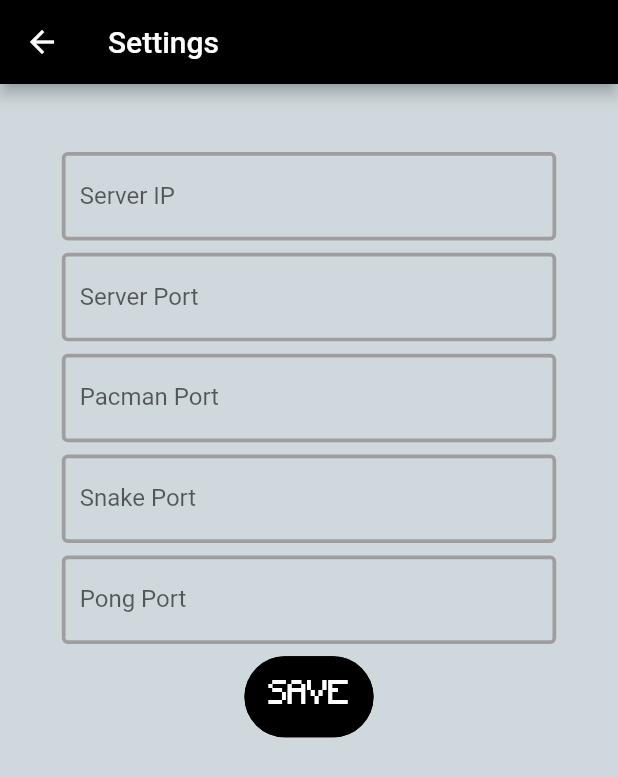
After one commit to LiquidGalaxyLAB/asteroids-lg-retro-gaming, a Flutter app: the screen it shows after launch, after a tap on the "settings" icon, on a phone screen of 412 x 824 dp. The commit adds this screen. Shown: the top 777 px of the screen. Run offline on Flutter 3.47's test engine with Material 2 defaults, Android fonts, the light colour scheme and no system bars; our stand-ins replace carousel_slider, flutter_dotenv, get_storage, socket_io_client, webview_flutter; network calls fail.

Commit message:
added settings screen

```diff
--- a/lib/main.dart
+++ b/lib/main.dart
@@ -1,9 +1,12 @@
 import 'package:flutter/material.dart';
 import 'package:lg_retro_gaming/screens/Controller.dart';
 import 'package:lg_retro_gaming/screens/Home.dart';
+import 'package:lg_retro_gaming/screens/Settings.dart';
 import 'package:lg_retro_gaming/screens/WebController.dart';
+import 'package:get_storage/get_storage.dart';
 
-void main() {
+void main() async {
+  await GetStorage.init();
   runApp(MyApp());
 }
 
@@ -11,12 +14,14 @@ class MyApp extends StatelessWidget {
   @override
   Widget build(BuildContext context) {
     return MaterialApp(
+      debugShowCheckedModeBanner: false,
       title: 'Login App',
       initialRoute: '/',
       routes: {
         '/': (context) => Home(),
         '/controller': (context) => Controller(),
-        '/webcontroller': (context) => WebController()
+        '/webcontroller': (context) => WebController(),
+        '/settings': (context) => Settings(),
       },
     );
   }
--- a/lib/screens/Home.dart
+++ b/lib/screens/Home.dart
@@ -52,6 +52,7 @@ class _HomeState extends State<Home> {
 
     return SafeArea(
       child: Scaffold(
+        resizeToAvoidBottomInset: false,
         backgroundColor: Colors.blueGrey.shade100,
         body: OrientationBuilder(
           builder: (BuildContext context, Orientation orientation) {
@@ -68,7 +69,22 @@ class _HomeState extends State<Home> {
   // "screenSize" is used to calculate widgets sizes based on screen size
   // "context" is used for pushing Navigator
   Widget portraiMode(Size screenSize, BuildContext context) {
-    return Column(
+    return Stack(
+      children: [
+        Positioned(
+          top: screenSize.height * 0.01,
+          right: screenSize.height * 0.01,
+          child: GestureDetector(
+            onTap: () {
+              Navigator.pushNamed(context, '/settings');
+            },
+            child: Icon(
+              Icons.settings,
+              size: screenSize.height * 0.05,
+            ),
+          ),
+        ),
+        Column(
           mainAxisAlignment: MainAxisAlignment.center,
           children: [
             Padding(
@@ -148,8 +164,10 @@ class _HomeState extends State<Home> {
                     ),
                   ),
                   style: ButtonStyle(
-                foregroundColor: MaterialStateProperty.all<Color>(Colors.white),
-                backgroundColor: MaterialStateProperty.all<Color>(Colors.black),
+                    foregroundColor:
+                        MaterialStateProperty.all<Color>(Colors.white),
+                    backgroundColor:
+                        MaterialStateProperty.all<Color>(Colors.black),
                     shape: MaterialStateProperty.all<RoundedRectangleBorder>(
                       RoundedRectangleBorder(
                         borderRadius:
@@ -162,6 +180,8 @@ class _HomeState extends State<Home> {
               ),
             ),
           ],
+        ),
+      ],
     );
   }
 
@@ -169,7 +189,22 @@ class _HomeState extends State<Home> {
   // "screenSize" is used to calculate widgets sizes based on screen size
   // "context" is used for pushing Navigator
   Widget landscapeMode(Size screenSize, BuildContext context) {
-    return Column(
+    return Stack(
+      children: [
+        Positioned(
+          top: screenSize.height * 0.01,
+          right: screenSize.height * 0.01,
+          child: GestureDetector(
+            onTap: () {
+              Navigator.pushNamed(context, '/settings');
+            },
+            child: Icon(
+              Icons.settings,
+              size: screenSize.height * 0.08,
+            ),
+          ),
+        ),
+        Column(
           mainAxisAlignment: MainAxisAlignment.spaceAround,
           children: [
             Text(
@@ -244,16 +279,21 @@ class _HomeState extends State<Home> {
                   ),
                 ),
                 style: ButtonStyle(
-              foregroundColor: MaterialStateProperty.all<Color>(Colors.white),
-              backgroundColor: MaterialStateProperty.all<Color>(Colors.black),
+                  foregroundColor:
+                      MaterialStateProperty.all<Color>(Colors.white),
+                  backgroundColor:
+                      MaterialStateProperty.all<Color>(Colors.black),
                   shape: MaterialStateProperty.all<RoundedRectangleBorder>(
                     RoundedRectangleBorder(
-                  borderRadius: BorderRadius.circular(screenSize.height * 0.1),
+                      borderRadius:
+                          BorderRadius.circular(screenSize.height * 0.1),
                       side: BorderSide(color: Colors.black),
                     ),
                   ),
                 ),
               ),
+            ),
+          ],
         ),
       ],
     );
--- /dev/null
+++ b/lib/screens/Settings.dart
@@ -0,0 +1,453 @@
+import 'package:flutter/material.dart';
+import 'package:get_storage/get_storage.dart';
+
+final store = GetStorage();
+
+class Settings extends StatefulWidget {
+  @override
+  _SettingsState createState() => _SettingsState();
+}
+
+class _SettingsState extends State<Settings> {
+  final formKey = GlobalKey<FormState>();
+  final String? serverIp = store.read('serverIp');
+  final String? serverPort = store.read('serverPort');
+  final String? pacmanPort = store.read('pacmanPort');
+  final String? snakePort = store.read('snakePort');
+  final String? pongPort = store.read('pongPort');
+
+  @override
+  Widget build(BuildContext context) {
+    Size screenSize = MediaQuery.of(context).size;
+
+    return SafeArea(
+      child: Scaffold(
+        resizeToAvoidBottomInset: false,
+        appBar: AppBar(
+          title: Text('Settings'),
+          backgroundColor: Colors.black,
+        ),
+        backgroundColor: Colors.blueGrey.shade100,
+        body: OrientationBuilder(
+          builder: (BuildContext context, Orientation orientation) {
+            return orientation == Orientation.portrait
+                ? portraiMode(screenSize, context)
+                : landscapeMode(screenSize, context);
+          },
+        ),
+      ),
+    );
+  }
+
+  // Layout for portrait mode
+  // "screenSize" is used to calculate widgets sizes based on screen size
+  // "context" is used for pushing Navigator
+  Widget portraiMode(Size screenSize, BuildContext context) {
+    return Container(
+      color: Colors.blueGrey.shade100,
+      child: Center(
+        child: Form(
+          key: formKey,
+          child: Padding(
+            padding: EdgeInsets.all(screenSize.width * 0.1),
+            child: Column(
+              children: [
+                Padding(
+                  padding:
+                      EdgeInsets.symmetric(vertical: screenSize.width * 0.01),
+                  child: TextFormField(
+                    initialValue: serverIp,
+                    decoration: InputDecoration(
+                      labelText: 'Server IP',
+                      errorBorder: OutlineInputBorder(
+                          borderSide: BorderSide(
+                        color: Colors.red,
+                        width: screenSize.height * 0.003,
+                      )),
+                      focusedBorder: OutlineInputBorder(
+                        borderSide: BorderSide(
+                          color: Colors.blue,
+                          width: screenSize.height * 0.003,
+                        ),
+                      ),
+                      enabledBorder: OutlineInputBorder(
+                        borderSide: BorderSide(
+                          color: Colors.grey,
+                          width: screenSize.height * 0.003,
+                        ),
+                      ),
+                    ),
+                    onSaved: (input) => store.write('serverIp', input),
+                    validator: (input) =>
+                        input?.length == 0 ? 'Server ip is required' : null,
+                  ),
+                ),
+                Padding(
+                  padding:
+                      EdgeInsets.symmetric(vertical: screenSize.width * 0.01),
+                  child: TextFormField(
+                    initialValue: serverPort,
+                    decoration: InputDecoration(
+                      errorBorder: OutlineInputBorder(
+                          borderSide: BorderSide(
+                        color: Colors.red,
+                        width: screenSize.height * 0.003,
+                      )),
+                      labelText: 'Server Port',
+                      focusedBorder: OutlineInputBorder(
+                        borderSide: BorderSide(
+                          color: Colors.blue,
+                          width: screenSize.height * 0.003,
+                        ),
+                      ),
+                      enabledBorder: OutlineInputBorder(
+                        borderSide: BorderSide(
+                          color: Colors.grey,
+                          width: screenSize.height * 0.003,
+                        ),
+                      ),
+                    ),
+                    onSaved: (input) => store.write('serverPort', input),
+                    validator: (input) =>
+                        input?.length == 0 ? 'Server port is required' : null,
+                  ),
+                ),
+                Padding(
+                  padding:
+                      EdgeInsets.symmetric(vertical: screenSize.width * 0.01),
+                  child: TextFormField(
+                    initialValue: pacmanPort,
+                    decoration: InputDecoration(
+                      errorBorder: OutlineInputBorder(
+                          borderSide: BorderSide(
+                        color: Colors.red,
+                        width: screenSize.height * 0.003,
+                      )),
+                      labelText: 'Pacman Port',
+                      focusedBorder: OutlineInputBorder(
+                        borderSide: BorderSide(
+                          color: Colors.blue,
+                          width: screenSize.height * 0.003,
+                        ),
+                      ),
+                      enabledBorder: OutlineInputBorder(
+                        borderSide: BorderSide(
+                          color: Colors.grey,
+                          width: screenSize.height * 0.003,
+                        ),
+                      ),
+                    ),
+                    onSaved: (input) => store.write('pacmanPort', input),
+                    validator: (input) =>
+                        input?.length == 0 ? 'Pacman port is required' : null,
+                  ),
+                ),
+                Padding(
+                  padding:
+                      EdgeInsets.symmetric(vertical: screenSize.width * 0.01),
+                  child: TextFormField(
+                    initialValue: snakePort,
+                    decoration: InputDecoration(
+                      errorBorder: OutlineInputBorder(
+                          borderSide: BorderSide(
+                        color: Colors.red,
+                        width: screenSize.height * 0.003,
+                      )),
+                      labelText: 'Snake Port',
+                      focusedBorder: OutlineInputBorder(
+                        borderSide: BorderSide(
+                          color: Colors.blue,
+                          width: screenSize.height * 0.003,
+                        ),
+                      ),
+                      enabledBorder: OutlineInputBorder(
+                        borderSide: BorderSide(
+                          color: Colors.grey,
+                          width: screenSize.height * 0.003,
+                        ),
+                      ),
+                    ),
+                    onSaved: (input) => store.write('snakePort', input),
+                    validator: (input) =>
+                        input?.length == 0 ? 'Snake port is required' : null,
+                  ),
+                ),
+                Padding(
+                  padding:
+                      EdgeInsets.symmetric(vertical: screenSize.width * 0.01),
+                  child: TextFormField(
+                    initialValue: pongPort,
+                    decoration: InputDecoration(
+                      errorBorder: OutlineInputBorder(
+                          borderSide: BorderSide(
+                        color: Colors.red,
+                        width: screenSize.height * 0.003,
+                      )),
+                      labelText: 'Pong Port',
+                      focusedBorder: OutlineInputBorder(
+                        borderSide: BorderSide(
+                          color: Colors.blue,
+                          width: screenSize.height * 0.003,
+                        ),
+                      ),
+                      enabledBorder: OutlineInputBorder(
+                        borderSide: BorderSide(
+                          color: Colors.grey,
+                          width: screenSize.height * 0.003,
+                        ),
+                      ),
+                    ),
+                    onSaved: (input) => store.write('pongPort', input),
+                    validator: (input) =>
+                        input?.length == 0 ? 'Pong port is required' : null,
+                  ),
+                ),
+                Padding(
+                  padding:
+                      EdgeInsets.symmetric(vertical: screenSize.width * 0.01),
+                  child: TextButton(
+                    onPressed: () => _save(context),
+                    child: Padding(
+                      padding: EdgeInsets.all(8.0),
+                      child: Text(
+                        "SAVE",
+                        style: TextStyle(
+                          fontFamily: 'RetroFont',
+                          fontSize: screenSize.height * 0.025,
+                        ),
+                      ),
+                    ),
+                    style: ButtonStyle(
+                      foregroundColor:
+                          MaterialStateProperty.all<Color>(Colors.white),
+                      backgroundColor:
+                          MaterialStateProperty.all<Color>(Colors.black),
+                      shape: MaterialStateProperty.all<RoundedRectangleBorder>(
+                        RoundedRectangleBorder(
+                          borderRadius:
+                              BorderRadius.circular(screenSize.height * 0.1),
+                          side: BorderSide(color: Colors.black),
+                        ),
+                      ),
+                    ),
+                  ),
+                ),
+              ],
+            ),
+          ),
+        ),
+      ),
+    );
+  }
+
+  // Layout for landscape mode
+  // "screenSize" is used to calculate widgets sizes based on screen size
+  // "context" is used for pushing Navigator
+  Widget landscapeMode(Size screenSize, BuildContext context) {
+    return SingleChildScrollView(
+      child: Container(
+        color: Colors.blueGrey.shade100,
+        child: Center(
+          child: Form(
+            key: formKey,
+            child: Padding(
+              padding: EdgeInsets.all(screenSize.height * 0.1),
+              child: Column(
+                children: [
+                  Padding(
+                    padding:
+                        EdgeInsets.symmetric(vertical: screenSize.width * 0.01),
+                    child: TextFormField(
+                      initialValue: serverIp,
+                      decoration: InputDecoration(
+                        errorBorder: OutlineInputBorder(
+                            borderSide: BorderSide(
+                          color: Colors.red,
+                          width: screenSize.height * 0.003,
+                        )),
+                        labelText: 'Server IP',
+                        focusedBorder: OutlineInputBorder(
+                          borderSide: BorderSide(
+                            color: Colors.blue,
+                            width: screenSize.height * 0.003,
+                          ),
+                        ),
+                        enabledBorder: OutlineInputBorder(
+                          borderSide: BorderSide(
+                            color: Colors.grey,
+                            width: screenSize.height * 0.003,
+                          ),
+                        ),
+                      ),
+                      onSaved: (input) => store.write('serverIp', input),
+                      validator: (input) =>
+                          input?.length == 0 ? 'Server ip is required' : null,
+                    ),
+                  ),
+                  Padding(
+                    padding:
+                        EdgeInsets.symmetric(vertical: screenSize.width * 0.01),
+                    child: TextFormField(
+                      initialValue: serverPort,
+                      decoration: InputDecoration(
+                        errorBorder: OutlineInputBorder(
+                            borderSide: BorderSide(
+                          color: Colors.red,
+                          width: screenSize.height * 0.003,
+                        )),
+                        labelText: 'Server Port',
+                        focusedBorder: OutlineInputBorder(
+                          borderSide: BorderSide(
+                            color: Colors.blue,
+                            width: screenSize.height * 0.003,
+                          ),
+                        ),
+                        enabledBorder: OutlineInputBorder(
+                          borderSide: BorderSide(
+                            color: Colors.grey,
+                            width: screenSize.height * 0.003,
+                          ),
+                        ),
+                      ),
+                      onSaved: (input) => store.write('serverPort', input),
+                      validator: (input) =>
+                          input?.length == 0 ? 'Server port is required' : null,
+                    ),
+                  ),
+                  Padding(
+                    padding:
+                        EdgeInsets.symmetric(vertical: screenSize.width * 0.01),
+                    child: TextFormField(
+                      initialValue: pacmanPort,
+                      decoration: InputDecoration(
+                        errorBorder: OutlineInputBorder(
+                            borderSide: BorderSide(
+                          color: Colors.red,
+                          width: screenSize.height * 0.003,
+                        )),
+                        labelText: 'Pacman Port',
+                        focusedBorder: OutlineInputBorder(
+                          borderSide: BorderSide(
+                            color: Colors.blue,
+                            width: screenSize.height * 0.003,
+                          ),
+                        ),
+                        enabledBorder: OutlineInputBorder(
+                          borderSide: BorderSide(
+                            color: Colors.grey,
+                            width: screenSize.height * 0.003,
+                          ),
+                        ),
+                      ),
+                      onSaved: (input) => store.write('pacmanPort', input),
+                      validator: (input) =>
+                          input?.length == 0 ? 'Pacman port is required' : null,
+                    ),
+                  ),
+                  Padding(
+                    padding:
+                        EdgeInsets.symmetric(vertical: screenSize.width * 0.01),
+                    child: TextFormField(
+                      initialValue: snakePort,
+                      decoration: InputDecoration(
+                        errorBorder: OutlineInputBorder(
+                            borderSide: BorderSide(
+                          color: Colors.red,
+                          width: screenSize.height * 0.003,
+                        )),
+                        labelText: 'Snake Port',
+                        focusedBorder: OutlineInputBorder(
+                          borderSide: BorderSide(
+                            color: Colors.blue,
+                            width: screenSize.height * 0.003,
+                          ),
+                        ),
+                        enabledBorder: OutlineInputBorder(
+                          borderSide: BorderSide(
+                            color: Colors.grey,
+                            width: screenSize.height * 0.003,
+                          ),
+                        ),
+                      ),
+                      onSaved: (input) => store.write('snakePort', input),
+                      validator: (input) =>
+                          input?.length == 0 ? 'Snake port is required' : null,
+                    ),
+                  ),
+                  Padding(
+                    padding:
+                        EdgeInsets.symmetric(vertical: screenSize.width * 0.01),
+                    child: TextFormField(
+                      initialValue: pongPort,
+                      decoration: InputDecoration(
+                        errorBorder: OutlineInputBorder(
+                            borderSide: BorderSide(
+                          color: Colors.red,
+                          width: screenSize.height * 0.003,
+                        )),
+                        labelText: 'Pong Port',
+                        focusedBorder: OutlineInputBorder(
+                          borderSide: BorderSide(
+                            color: Colors.blue,
+                            width: screenSize.height * 0.003,
+                          ),
+                        ),
+                        enabledBorder: OutlineInputBorder(
+                          borderSide: BorderSide(
+                            color: Colors.grey,
+                            width: screenSize.height * 0.003,
+                          ),
+                        ),
+                      ),
+                      onSaved: (input) => store.write('pongPort', input),
+                      validator: (input) =>
+                          input?.length == 0 ? 'Pong port is required' : null,
+                    ),
+                  ),
+                  Padding(
+                    padding:
+                        EdgeInsets.symmetric(vertical: screenSize.width * 0.01),
+                    child: TextButton(
+                      onPressed: () => _save(context),
+                      child: Padding(
+                        padding: EdgeInsets.all(8.0),
+                        child: Text(
+                          "SAVE",
+                          style: TextStyle(
+                            fontFamily: 'RetroFont',
+                            fontSize: screenSize.height * 0.035,
+                          ),
+                        ),
+                      ),
+                      style: ButtonStyle(
+                        foregroundColor:
+                            MaterialStateProperty.all<Color>(Colors.white),
+                        backgroundColor:
+                            MaterialStateProperty.all<Color>(Colors.black),
+                        shape:
+                            MaterialStateProperty.all<RoundedRectangleBorder>(
+                          RoundedRectangleBorder(
+                            borderRadius:
+                                BorderRadius.circular(screenSize.height * 0.1),
+                            side: BorderSide(color: Colors.black),
+                          ),
+                        ),
+                      ),
+                    ),
+                  ),
+                ],
+              ),
+            ),
+          ),
+        ),
+      ),
+    );
+  }
+
+  void _save(BuildContext context) {
+    if (formKey.currentState!.validate()) {
+      formKey.currentState!.save();
+      Navigator.pop(context);
+    }
+  }
+}
--- a/pubspec.yaml
+++ b/pubspec.yaml
@@ -17,6 +17,7 @@ dependencies:
   flutter_dotenv: ^5.0.0
   carousel_slider: ^4.0.0-nullsafety.0
   webview_flutter: ^2.0.8
+  get_storage: ^2.0.2
 
 dev_dependencies:
   flutter_test:
```
Also changed, not shown: pubspec.lock, 3 other files. Lines whose indentation alone changed are shown as unchanged.
